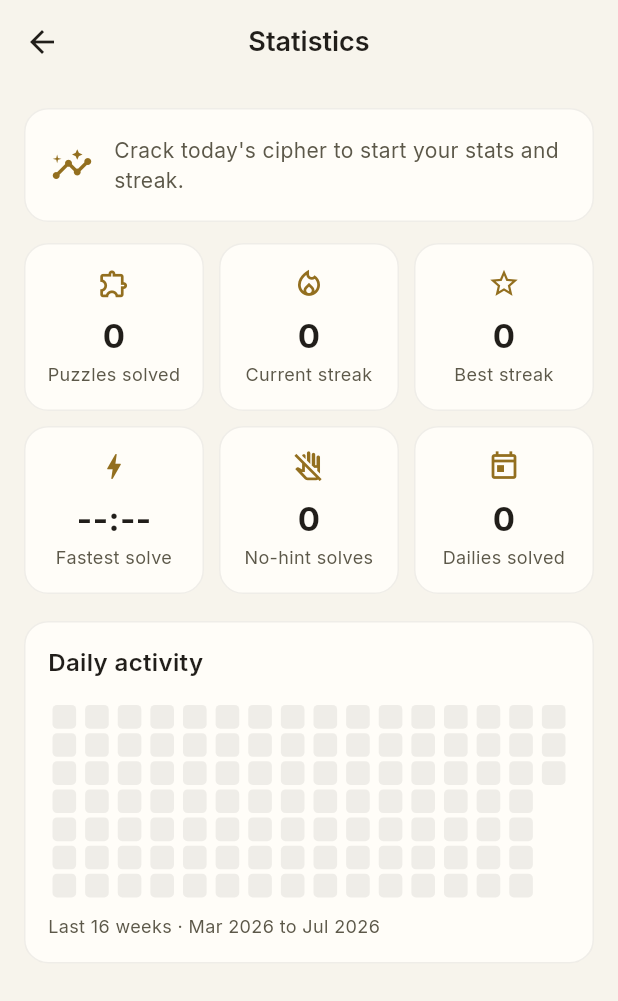
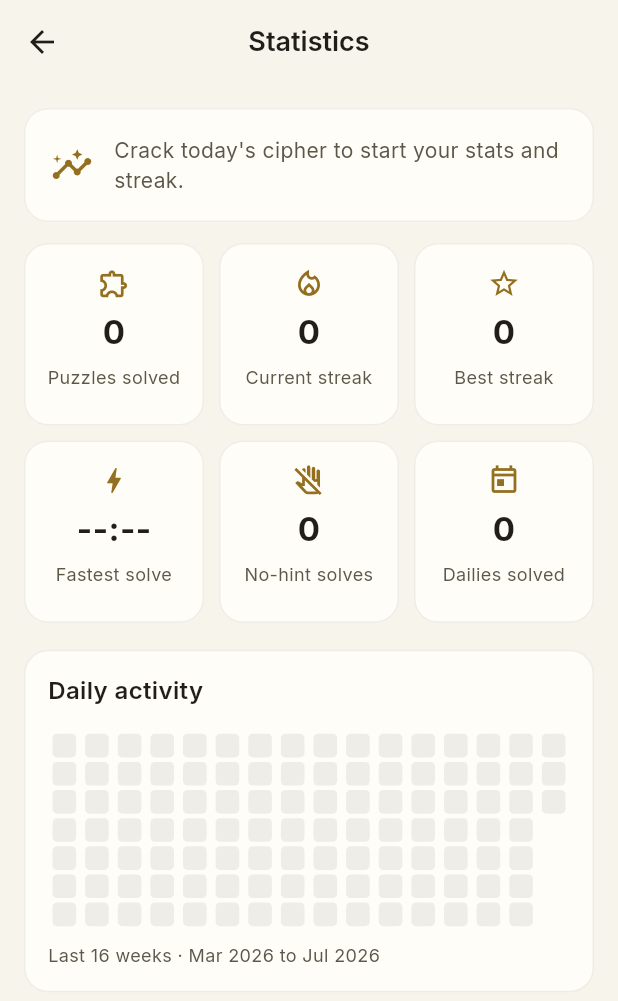
Before and after one commit to tahir94510/jubilant-robot, a Flutter app: the StatsScreen screen opened directly, on a phone screen of 412 x 824 dp. Shown: the top 1001 px of the screen. Run offline on Flutter 3.47's test engine with Material 3 defaults, Android fonts, the phone set to English and light mode, and no system bars; our stand-ins replace flutter_local_notifications, flutter_timezone, google_mobile_ads, in_app_purchase, in_app_review, share_plus and 3 more; missing offline and left inert: flutter_displaymode, flutter_soloud, in_app_update; accounts and stored records are empty; statements that could not run were skipped.

Commit message:
Gameplay polish: cursor stops on unlocked cells, real colorblind palette, uncuttable cues, aligned stat cards
- Cursor: typing now advances to the next NON-LOCKED cell (filled or empty)
  instead of hopping over revisable guesses to the next blank; same rule for
  the hint-reveal paths. The unused empty-first walker is removed.
- Colorblind mode: confirmed moves to the Okabe-Ito blue axis and hint gold
  to a plum axis (washes included) in all three themes + high-contrast
  variants — the old green swap was invisible to deutan/protan players, which
  read as "the setting does nothing in game". All 12 contrast configs pass.
- Sound: every discrete cue (word/hint/conflict + the two fanfares) is now
  protected from SoLoud voice-culling; the keystroke tap gets its own small
  concurrency cap; the word bell is exempt from the same-cue throttle so a
  fast second word is never swallowed. Policy locked by sound_policy_test.
- Stats: icon/value/label sit in fixed-height slots so all six cards align
  pixel-identically in every language; numbers get locale digit grouping and
  scale down instead of ellipsizing. StatsScreen joins the responsive matrix.

Co-Authored-By: Claude Fable 5 <noreply@anthropic.com>
Claude-Session: https://claude.ai/code/session_01Nkx2AftzV7MC5wdkPYVLYK

```diff
--- a/lib/ui/screens/stats_screen.dart
+++ b/lib/ui/screens/stats_screen.dart
@@ -31,10 +31,23 @@ class StatsScreen extends StatelessWidget {
     final l10n = AppLocalizations.of(context);
 
     // These dense 3-up cards keep a bounded text scale so a large system
-    // font can't overflow or crush them on a narrow phone.
-    const valueStyle = TextStyle(fontSize: 22, fontWeight: FontWeight.w700);
+    // font can't overflow or crush them on a narrow phone. Explicit line
+    // heights so the fixed slots below can be sized exactly.
+    const valueStyle = TextStyle(
+      fontSize: 22,
+      fontWeight: FontWeight.w700,
+      height: 1.2,
+    );
+    const labelFontSize = 12.0;
+    const labelLineHeight = 1.3;
     // [animateTo] != null renders an animated count-up; otherwise [value]
     // (used for the non-numeric fastest-time "m:ss" / "--:--").
+    //
+    // Every element sits in a FIXED-HEIGHT slot (icon, value, a two-line label
+    // area) so all six cards are pixel-identical in height and the numbers sit
+    // on the same baseline across the whole grid — regardless of whether a
+    // language's label wraps to one line or two. Centering the whole column
+    // instead (the old layout) shifted the numbers up and down per card.
     Widget statCard(
       String value,
       String label,
@@ -43,34 +56,57 @@ class StatsScreen extends StatelessWidget {
     }) => Expanded(
       child: Card(
         child: Padding(
-          padding: const EdgeInsets.symmetric(vertical: 16, horizontal: 4),
+          padding: const EdgeInsets.symmetric(vertical: 16, horizontal: 6),
           child: MediaQuery.withClampedTextScaling(
             maxScaleFactor: 1.1,
-            child: Column(
-              // Centered so the icon/value/label stay balanced when the card is
-              // stretched to its row's tallest sibling (see IntrinsicHeight).
-              mainAxisAlignment: MainAxisAlignment.center,
+            child: Builder(
+              builder: (context) {
+                // Slot heights follow the effective (clamped) text scale so
+                // large-font users get taller — but still uniform — cards.
+                final scaler = MediaQuery.textScalerOf(context);
+                final valueSlot = scaler.scale(valueStyle.fontSize!) * 1.2;
+                final labelSlot =
+                    scaler.scale(labelFontSize) * labelLineHeight * 2;
+                return Column(
+                  mainAxisSize: MainAxisSize.min,
                   children: [
                     Icon(icon, size: 22, color: scheme.primary),
                     const SizedBox(height: 8),
-                if (animateTo != null)
-                  CountUpText(value: animateTo, style: valueStyle)
-                else
-                  Text(
+                    SizedBox(
+                      height: valueSlot,
+                      child: Center(
+                        child: animateTo != null
+                            ? CountUpText(value: animateTo, style: valueStyle)
+                            : FittedBox(
+                                fit: BoxFit.scaleDown,
+                                child: Text(
                                   value,
                                   maxLines: 1,
-                    overflow: TextOverflow.ellipsis,
                                   style: valueStyle,
                                 ),
+                              ),
+                      ),
+                    ),
                     const SizedBox(height: 2),
-                Text(
+                    SizedBox(
+                      height: labelSlot,
+                      child: Center(
+                        child: Text(
                           label,
                           textAlign: TextAlign.center,
                           maxLines: 2,
                           overflow: TextOverflow.ellipsis,
-                  style: TextStyle(fontSize: 12, color: palette.textSecondary),
+                          style: TextStyle(
+                            fontSize: labelFontSize,
+                            height: labelLineHeight,
+                            color: palette.textSecondary,
+                          ),
+                        ),
+                      ),
                     ),
                   ],
+                );
+              },
             ),
           ),
         ),
--- a/lib/ui/theme/palette.dart
+++ b/lib/ui/theme/palette.dart
@@ -2,8 +2,11 @@ import 'package:flutter/material.dart';
 
 /// Semantic colors the widgets actually reference, resolved per theme.
 ///
-/// Conflict/error/reveal colors come in a colorblind-safe variant
-/// (blue/orange instead of red/green) selected via settings.
+/// Semantic state colors come in a colorblind-safe variant selected via
+/// settings, built on the Okabe-Ito palette: conflict/error go orange,
+/// confirmed goes blue, hint-revealed goes plum, success goes blue — four
+/// hues that stay mutually distinct for deutan, protan and tritan vision
+/// (the default red/green/gold axis does not).
 class GamePalette extends ThemeExtension<GamePalette> {
   const GamePalette({
     required this.boardCellBg,
@@ -117,19 +120,26 @@ class GamePalette extends ThemeExtension<GamePalette> {
           boardCellSelectedBg: const Color(0xFF936F1F).withValues(alpha: .16),
           boardCellRelatedBg: const Color(0xFF936F1F).withValues(alpha: .07),
           boardCellFilledBg: const Color(0xFF211E1A).withValues(alpha: .055),
+          // Colorblind CONFIRMED moves to the Okabe-Ito BLUE family: the old
+          // green swap (009E73) was indistinguishable from the normal teal for
+          // deutan/protan players — the mode looked broken in-game. Blue is
+          // unmistakable against the gold/orange axis for every CVD type.
           boardCellConfirmedBg:
-              (colorblind ? const Color(0xFF009E73) : const Color(0xFF1F7A6B))
+              (colorblind ? const Color(0xFF0072B2) : const Color(0xFF1F7A6B))
                   .withValues(alpha: .10),
-          // Just-locked = the SAME confirmed green, a gentle step stronger (.20 vs .10)
-          // so the freshest letters read calmly above the older confirmed ones — no
-          // jarring gold, fully on the confirmed family, distinct from the neutral
+          // Just-locked = the SAME confirmed family, a gentle step stronger (.20 vs
+          // .10) so the freshest letters read calmly above the older confirmed ones —
+          // no jarring gold, fully on the confirmed family, distinct from the neutral
           // last-typed cue.
           boardCellLastMoveBg:
-              (colorblind ? const Color(0xFF009E73) : const Color(0xFF1F7A6B))
+              (colorblind ? const Color(0xFF0072B2) : const Color(0xFF1F7A6B))
                   .withValues(alpha: .20),
-          // Just-revealed HINT wash in the gold [revealed] family (not green), so the
-          // gold hint letter reads on a matching gold tint instead of clashing.
-          boardCellRevealedBg: const Color(0xFF856414).withValues(alpha: .15),
+          // Just-revealed HINT wash in the [revealed] family (gold normally,
+          // plum in colorblind mode), so the hint letter reads on a matching
+          // tint instead of clashing.
+          boardCellRevealedBg:
+              (colorblind ? const Color(0xFFA05480) : const Color(0xFF856414))
+                  .withValues(alpha: .15),
           boardUnderline: const Color(0xFFC9BEA8),
           guessText: const Color(0xFF211E1A),
           cipherText: const Color(0xFF6B614D),
@@ -140,9 +150,13 @@ class GamePalette extends ThemeExtension<GamePalette> {
               : const Color(0xFF9E3B34),
           error: colorblind ? const Color(0xFFA84B00) : const Color(0xFF9E3B34),
           // Deepened from 936F1F (4.21:1) so the gold hint letters clear AA (4.99:1).
-          revealed: const Color(0xFF856414),
+          // Colorblind hints leave the gold axis entirely (gold vs the orange
+          // conflict is a classic deutan confusion pair) for an Okabe-Ito plum.
+          revealed: colorblind
+              ? const Color(0xFFA05480)
+              : const Color(0xFF856414),
           confirmed: colorblind
-              ? const Color(0xFF00795C)
+              ? const Color(0xFF0072B2)
               : const Color(0xFF1B6E60),
           keyBg: const Color(0xFFFFFDF8),
           keyUsedBg: const Color(0xFFECE6D9),
@@ -168,21 +182,23 @@ class GamePalette extends ThemeExtension<GamePalette> {
     boardCellRelatedBg: const Color(0xFF6D5217).withValues(alpha: .12),
     boardCellFilledBg: const Color(0xFF211E1A).withValues(alpha: .10),
     boardCellConfirmedBg:
-        (colorblind ? const Color(0xFF009E73) : const Color(0xFF1F7A6B))
+        (colorblind ? const Color(0xFF0072B2) : const Color(0xFF1F7A6B))
             .withValues(alpha: .10),
     boardCellLastMoveBg:
-        (colorblind ? const Color(0xFF009E73) : const Color(0xFF1F7A6B))
+        (colorblind ? const Color(0xFF0072B2) : const Color(0xFF1F7A6B))
             .withValues(alpha: .20),
-    // Wash keyed to the AAA gold so a just-revealed letter stays >= 4.5:1 on
-    // its own tint (5.67 measured).
-    boardCellRevealedBg: const Color(0xFF684E10).withValues(alpha: .15),
+    // Wash keyed to the AAA gold (plum in colorblind mode) so a just-revealed
+    // letter stays >= 4.5:1 on its own tint.
+    boardCellRevealedBg:
+        (colorblind ? const Color(0xFFA05480) : const Color(0xFF684E10))
+            .withValues(alpha: .15),
     boardUnderline: const Color(0xFF9F8B64), // >= 3:1 UI-component floor
     guessText: const Color(0xFF211E1A),
     cipherText: const Color(0xFF5B5241), // small text -> full AAA
     conflict: colorblind ? const Color(0xFF873C00) : const Color(0xFF8F352F),
     error: colorblind ? const Color(0xFF873C00) : const Color(0xFF8F352F),
-    revealed: const Color(0xFF684E10),
-    confirmed: colorblind ? const Color(0xFF005D47) : const Color(0xFF165C50),
+    revealed: colorblind ? const Color(0xFF6E3350) : const Color(0xFF684E10),
+    confirmed: colorblind ? const Color(0xFF00517F) : const Color(0xFF165C50),
     keyBg: const Color(0xFFFFFDF8),
     keyUsedBg: const Color(0xFFECE6D9),
     keyText: const Color(0xFF211E1A),
@@ -205,16 +221,21 @@ class GamePalette extends ThemeExtension<GamePalette> {
           boardCellSelectedBg: const Color(0xFFD9B25A).withValues(alpha: .22),
           boardCellRelatedBg: const Color(0xFFD9B25A).withValues(alpha: .10),
           boardCellFilledBg: const Color(0xFFF2EDE2).withValues(alpha: .07),
+          // Colorblind confirmed/washes on the Okabe-Ito sky-blue axis (see the
+          // light palette note): the old green swap was invisible to the very
+          // players the mode serves.
           boardCellConfirmedBg:
-              (colorblind ? const Color(0xFF56C0A2) : const Color(0xFF5FC3AE))
+              (colorblind ? const Color(0xFF3D9BD1) : const Color(0xFF5FC3AE))
                   .withValues(alpha: .14),
-          // Just-locked = the confirmed teal-green, a gentle step stronger (.26 vs .14)
+          // Just-locked = the confirmed family, a gentle step stronger (.26 vs .14)
           // — calm, on the confirmed family, no jarring gold.
           boardCellLastMoveBg:
-              (colorblind ? const Color(0xFF56C0A2) : const Color(0xFF5FC3AE))
+              (colorblind ? const Color(0xFF3D9BD1) : const Color(0xFF5FC3AE))
                   .withValues(alpha: .26),
-          // Just-revealed HINT wash in the gold [revealed] family (not teal-green).
-          boardCellRevealedBg: const Color(0xFFD9B25A).withValues(alpha: .24),
+          // Just-revealed HINT wash in the [revealed] family (gold / cb pink).
+          boardCellRevealedBg:
+              (colorblind ? const Color(0xFFB26694) : const Color(0xFFD9B25A))
+                  .withValues(alpha: .24),
           boardUnderline: const Color(0xFF4A453B),
           guessText: const Color(0xFFF2EDE2),
           cipherText: const Color(0xFF968B79),
@@ -222,9 +243,11 @@ class GamePalette extends ThemeExtension<GamePalette> {
               ? const Color(0xFFE69F00)
               : const Color(0xFFD8836E),
           error: colorblind ? const Color(0xFFE69F00) : const Color(0xFFD8836E),
-          revealed: const Color(0xFFD9B25A),
+          revealed: colorblind
+              ? const Color(0xFFE8A9CC)
+              : const Color(0xFFD9B25A),
           confirmed: colorblind
-              ? const Color(0xFF4FD6B6)
+              ? const Color(0xFF6FC1F0)
               : const Color(0xFF6FC8B3),
           keyBg: const Color(0xFF262219),
           keyUsedBg: const Color(0xFF1A1712),
@@ -250,19 +273,23 @@ class GamePalette extends ThemeExtension<GamePalette> {
     boardCellRelatedBg: const Color(0xFFD9B25A).withValues(alpha: .14),
     boardCellFilledBg: const Color(0xFFF2EDE2).withValues(alpha: .10),
     boardCellConfirmedBg:
-        (colorblind ? const Color(0xFF56C0A2) : const Color(0xFF5FC3AE))
+        (colorblind ? const Color(0xFF3D9BD1) : const Color(0xFF5FC3AE))
             .withValues(alpha: .14),
     boardCellLastMoveBg:
-        (colorblind ? const Color(0xFF56C0A2) : const Color(0xFF5FC3AE))
+        (colorblind ? const Color(0xFF3D9BD1) : const Color(0xFF5FC3AE))
             .withValues(alpha: .26),
-    boardCellRevealedBg: const Color(0xFFD9B25A).withValues(alpha: .24),
+    boardCellRevealedBg:
+        (colorblind ? const Color(0xFFB26694) : const Color(0xFFD9B25A))
+            .withValues(alpha: .24),
     boardUnderline: const Color(0xFF696254), // >= 3:1 UI-component floor
     guessText: const Color(0xFFF2EDE2),
     cipherText: const Color(0xFFB1A99B), // small text -> full AAA
     conflict: colorblind ? const Color(0xFFE69F00) : const Color(0xFFDE9886),
     error: colorblind ? const Color(0xFFE69F00) : const Color(0xFFDE9886),
-    revealed: const Color(0xFFD9B25A), // 9.1:1 already
-    confirmed: colorblind ? const Color(0xFF4FD6B6) : const Color(0xFF6FC8B3),
+    revealed: colorblind
+        ? const Color(0xFFF0BAD8)
+        : const Color(0xFFD9B25A), // 9.1:1 already
+    confirmed: colorblind ? const Color(0xFF8FD0FF) : const Color(0xFF6FC8B3),
     keyBg: const Color(0xFF262219),
     keyUsedBg: const Color(0xFF1A1712),
     keyText: const Color(0xFFF2EDE2),
@@ -285,16 +312,20 @@ class GamePalette extends ThemeExtension<GamePalette> {
           boardCellSelectedBg: const Color(0xFF9C7B33).withValues(alpha: .20),
           boardCellRelatedBg: const Color(0xFF9C7B33).withValues(alpha: .08),
           boardCellFilledBg: const Color(0xFF3A2E1C).withValues(alpha: .06),
+          // Colorblind confirmed/washes on the Okabe-Ito blue axis (see the
+          // light palette note).
           boardCellConfirmedBg:
-              (colorblind ? const Color(0xFF009E73) : const Color(0xFF2F7D63))
+              (colorblind ? const Color(0xFF0072B2) : const Color(0xFF2F7D63))
                   .withValues(alpha: .10),
-          // Just-locked = the confirmed green, a gentle step stronger (.20 vs .10) —
+          // Just-locked = the confirmed family, a gentle step stronger (.20 vs .10) —
           // calm, on the confirmed family, no jarring gold.
           boardCellLastMoveBg:
-              (colorblind ? const Color(0xFF009E73) : const Color(0xFF2F7D63))
+              (colorblind ? const Color(0xFF0072B2) : const Color(0xFF2F7D63))
                   .withValues(alpha: .20),
-          // Just-revealed HINT wash in the gold [revealed] family (not green).
-          boardCellRevealedBg: const Color(0xFF846423).withValues(alpha: .14),
+          // Just-revealed HINT wash in the [revealed] family (gold / cb plum).
+          boardCellRevealedBg:
+              (colorblind ? const Color(0xFF96486F) : const Color(0xFF846423))
+                  .withValues(alpha: .14),
           boardUnderline: const Color(0xFFC4AE8E),
           guessText: const Color(0xFF3A2E1C),
           cipherText: const Color(0xFF755F3F),
@@ -305,9 +336,13 @@ class GamePalette extends ThemeExtension<GamePalette> {
               : const Color(0xFFA4442F),
           error: colorblind ? const Color(0xFFA84B00) : const Color(0xFFA4442F),
           // Deepened from 8A6A2A (3.92:1) so the gold hint letters clear AA (4.64:1).
-          revealed: const Color(0xFF846423),
+          // Colorblind hints move off the gold axis to an Okabe-Ito plum (see
+          // the light palette note).
+          revealed: colorblind
+              ? const Color(0xFF96486F)
+              : const Color(0xFF846423),
           confirmed: colorblind
-              ? const Color(0xFF00795C)
+              ? const Color(0xFF00639B)
               : const Color(0xFF276E58),
           keyBg: const Color(0xFFFBF3E4),
           keyUsedBg: const Color(0xFFE8D8BC),
@@ -332,20 +367,23 @@ class GamePalette extends ThemeExtension<GamePalette> {
     boardCellRelatedBg: const Color(0xFF6C531F).withValues(alpha: .12),
     boardCellFilledBg: const Color(0xFF3A2E1C).withValues(alpha: .10),
     boardCellConfirmedBg:
-        (colorblind ? const Color(0xFF009E73) : const Color(0xFF2F7D63))
+        (colorblind ? const Color(0xFF0072B2) : const Color(0xFF2F7D63))
             .withValues(alpha: .10),
     boardCellLastMoveBg:
-        (colorblind ? const Color(0xFF009E73) : const Color(0xFF2F7D63))
+        (colorblind ? const Color(0xFF0072B2) : const Color(0xFF2F7D63))
             .withValues(alpha: .20),
-    // Wash keyed to the AAA gold (5.71 measured letter-on-wash).
-    boardCellRevealedBg: const Color(0xFF624A1A).withValues(alpha: .14),
+    // Wash keyed to the AAA gold (plum in colorblind mode; 5.71 measured
+    // letter-on-wash for the gold).
+    boardCellRevealedBg:
+        (colorblind ? const Color(0xFF96486F) : const Color(0xFF624A1A))
+            .withValues(alpha: .14),
     boardUnderline: const Color(0xFFA28254), // >= 3:1 UI-component floor
     guessText: const Color(0xFF3A2E1C),
     cipherText: const Color(0xFF5C4B32), // small text -> full AAA
     conflict: colorblind ? const Color(0xFF7F3900) : const Color(0xFF823625),
     error: colorblind ? const Color(0xFF7F3900) : const Color(0xFF823625),
-    revealed: const Color(0xFF624A1A),
-    confirmed: colorblind ? const Color(0xFF005843) : const Color(0xFF1F5746),
+    revealed: colorblind ? const Color(0xFF632D47) : const Color(0xFF624A1A),
+    confirmed: colorblind ? const Color(0xFF004C77) : const Color(0xFF1F5746),
     keyBg: const Color(0xFFFBF3E4),
     keyUsedBg: const Color(0xFFE8D8BC),
     keyText: const Color(0xFF3A2E1C),
--- a/lib/ui/widgets/count_up_text.dart
+++ b/lib/ui/widgets/count_up_text.dart
@@ -1,9 +1,14 @@
 import 'package:flutter/material.dart';
+import 'package:intl/intl.dart';
 
 /// A whole number that animates the delta when [value] CHANGES while on screen,
 /// but shows its value immediately on first appearance — entering a screen no
 /// longer makes every stat visibly count up from zero (which read as a glitch).
 /// Honors the platform "reduce motion" setting by snapping straight to value.
+///
+/// Rendered with the locale's digit grouping (1.234 / 1,234 / 1 234) and
+/// wrapped in a [FittedBox], so a six-figure lifetime stat shrinks to fit its
+/// card instead of truncating to an ellipsis.
 class CountUpText extends StatefulWidget {
   const CountUpText({
     super.key,
@@ -32,17 +37,24 @@ class _CountUpTextState extends State<CountUpText> {
     if (old.value != widget.value) _from = old.value;
   }
 
+  Widget _number(BuildContext context, int v) {
+    final format = NumberFormat.decimalPattern(
+      Localizations.maybeLocaleOf(context)?.toString(),
+    );
+    // scaleDown only: a short number renders at its natural size; a long one
+    // shrinks smoothly instead of ellipsizing (stat cards are narrow thirds).
+    return FittedBox(
+      fit: BoxFit.scaleDown,
+      child: Text(format.format(v), maxLines: 1, style: widget.style),
+    );
+  }
+
   @override
   Widget build(BuildContext context) {
     final reduceMotion =
         MediaQuery.maybeOf(context)?.disableAnimations ?? false;
     if (reduceMotion || _from == widget.value) {
-      return Text(
-        '${widget.value}',
-        maxLines: 1,
-        overflow: TextOverflow.ellipsis,
-        style: widget.style,
-      );
+      return _number(context, widget.value);
     }
     return TweenAnimationBuilder<int>(
       // Keyed by the target so a new value re-runs the tween from [_from].
@@ -50,12 +62,7 @@ class _CountUpTextState extends State<CountUpText> {
       tween: IntTween(begin: _from, end: widget.value),
       duration: widget.duration,
       curve: Curves.easeOutCubic,
-      builder: (context, v, _) => Text(
-        '$v',
-        maxLines: 1,
-        overflow: TextOverflow.ellipsis,
-        style: widget.style,
-      ),
+      builder: (context, v, _) => _number(context, v),
     );
   }
 }
```
Also changed, not shown: lib/services/sound_service.dart (+55 -8 lines), lib/state/game_controller.dart (+18 -48 lines), 3 other files. Lines whose indentation alone changed are shown as unchanged.
